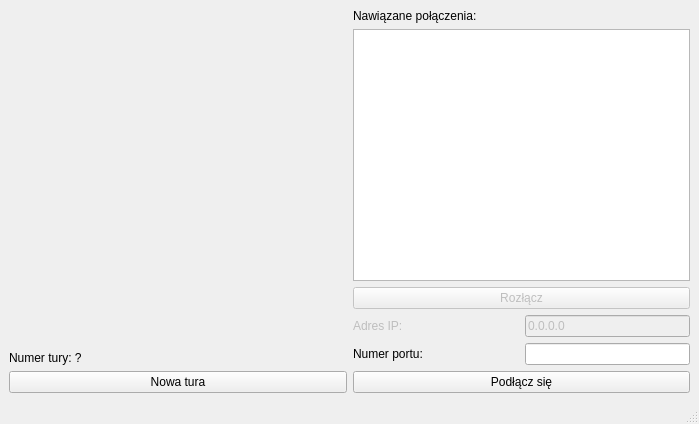
The window that ui/mainwindow.ui (d33tah/warcoin) describes before a commit, drawn with Qt 5.
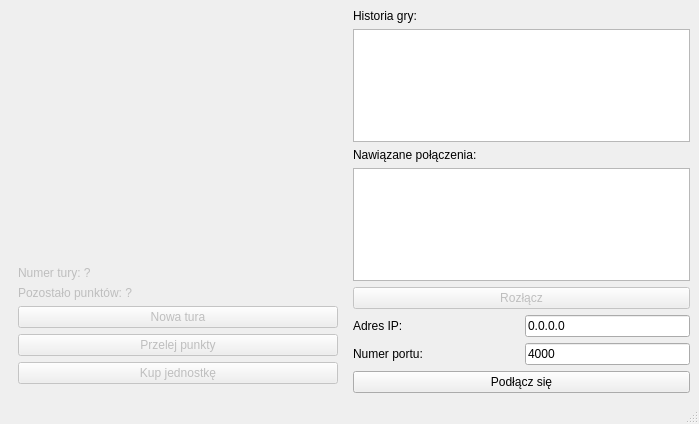
The same window after the commit.

Commit message: działa przesuwanie wojsk dodano widok historii gry przyciski do przelewania punktów i kupowania jednostek

Patch:
```diff
--- a/ui/mainwindow.ui
+++ b/ui/mainwindow.ui
@@ -16,6 +16,18 @@
   <widget class="QWidget" name="centralwidget">
    <layout class="QHBoxLayout" name="horizontalLayout">
     <item>
+     <widget class="QWidget" name="panelGry" native="true">
+      <property name="enabled">
+       <bool>false</bool>
+      </property>
+      <property name="sizePolicy">
+       <sizepolicy hsizetype="Minimum" vsizetype="Minimum">
+        <horstretch>0</horstretch>
+        <verstretch>0</verstretch>
+       </sizepolicy>
+      </property>
+      <layout class="QVBoxLayout" name="verticalLayout_3">
+       <item>
      <layout class="QVBoxLayout" name="layoutGry">
       <property name="sizeConstraint">
        <enum>QLayout::SetMinimumSize</enum>
@@ -44,6 +56,19 @@
         </property>
        </widget>
       </item>
+         <item>
+          <widget class="QLabel" name="pozostaloPunktowLbl">
+           <property name="sizePolicy">
+            <sizepolicy hsizetype="Preferred" vsizetype="Fixed">
+             <horstretch>0</horstretch>
+             <verstretch>0</verstretch>
+            </sizepolicy>
+           </property>
+           <property name="text">
+            <string>Pozostało punktów: ?</string>
+           </property>
+          </widget>
+         </item>
       <item>
        <widget class="QPushButton" name="nowaTuraBtn">
         <property name="text">
@@ -51,10 +76,56 @@
         </property>
        </widget>
       </item>
-     </layout>
+         <item>
+          <widget class="QPushButton" name="przelejPunktyBtn">
+           <property name="enabled">
+            <bool>false</bool>
+           </property>
+           <property name="text">
+            <string>Przelej punkty</string>
+           </property>
+          </widget>
+         </item>
+         <item>
+          <widget class="QPushButton" name="kupJednostkeBtn">
+           <property name="enabled">
+            <bool>false</bool>
+           </property>
+           <property name="text">
+            <string>Kup jednostkę</string>
+           </property>
+          </widget>
+         </item>
+        </layout>
+       </item>
+      </layout>
+     </widget>
     </item>
     <item>
      <layout class="QVBoxLayout" name="verticalLayout">
+      <item>
+       <widget class="QLabel" name="historiaGryLbl">
+        <property name="text">
+         <string>Historia gry:</string>
+        </property>
+       </widget>
+      </item>
+      <item>
+       <widget class="QTextEdit" name="historiaGryEdit">
+        <property name="enabled">
+         <bool>true</bool>
+        </property>
+        <property name="sizePolicy">
+         <sizepolicy hsizetype="Minimum" vsizetype="Expanding">
+          <horstretch>0</horstretch>
+          <verstretch>0</verstretch>
+         </sizepolicy>
+        </property>
+        <property name="readOnly">
+         <bool>true</bool>
+        </property>
+       </widget>
+      </item>
       <item>
        <widget class="QLabel" name="nawiazanePolaczeniaLbl">
         <property name="text">
@@ -87,7 +158,7 @@
         <item>
          <widget class="QLabel" name="adresIpLbl">
           <property name="enabled">
-           <bool>false</bool>
+           <bool>true</bool>
           </property>
           <property name="text">
            <string>Adres IP:</string>
@@ -97,7 +168,7 @@
         <item>
          <widget class="QLineEdit" name="adresIpEdit">
           <property name="enabled">
-           <bool>false</bool>
+           <bool>true</bool>
           </property>
           <property name="sizePolicy">
            <sizepolicy hsizetype="Minimum" vsizetype="Fixed">
@@ -129,6 +200,9 @@
             <verstretch>0</verstretch>
            </sizepolicy>
           </property>
+          <property name="text">
+           <string>4000</string>
+          </property>
          </widget>
         </item>
        </layout>
```
Lines whose indentation alone changed are shown as unchanged. The commit also changes 3 other files.
